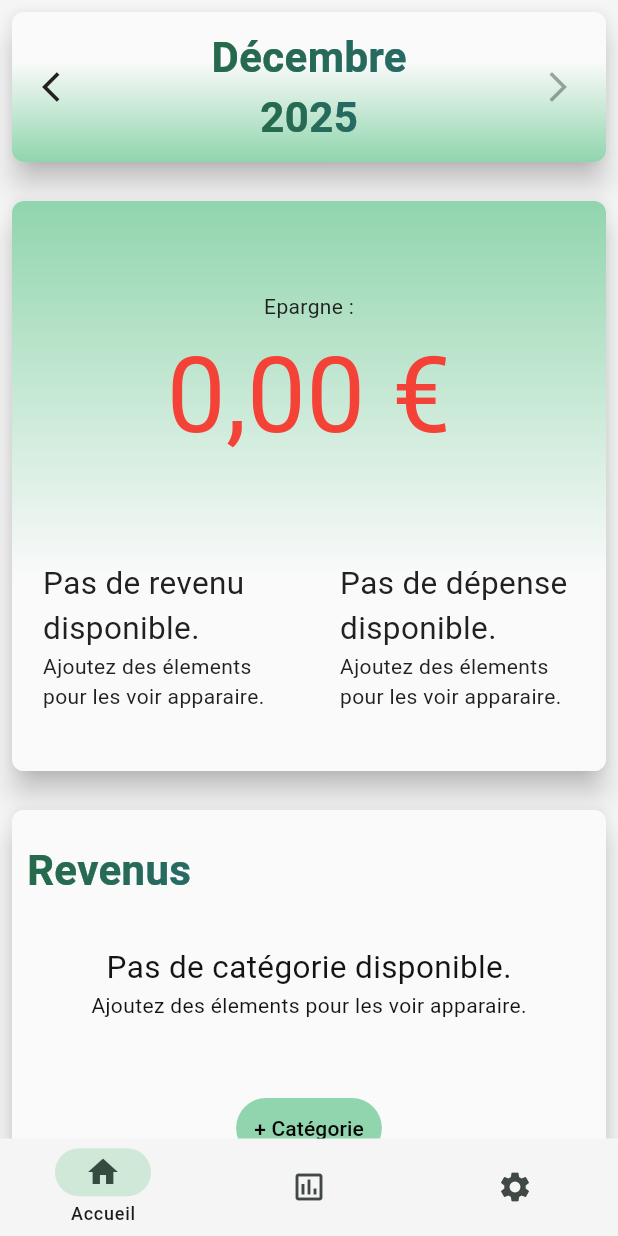
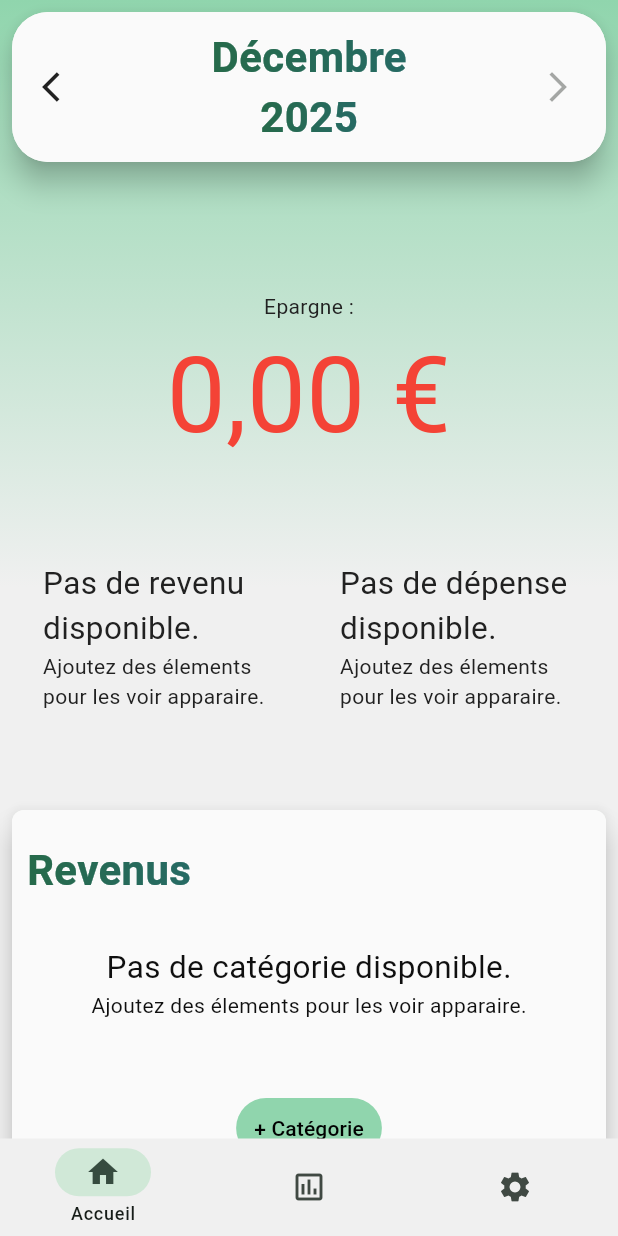
Before and after one commit to SylaneCpn/pense, a Flutter app: the screen it shows after launch, on a phone screen of 412 x 824 dp. Run offline on Flutter 3.47's test engine with Material 3 defaults, Android fonts, the phone set to English and light mode, and no system bars; drawn by our look-alikes of dynamic_color; our stand-ins replace fl_chart.

Commit message:
ui update

```diff
--- a/lib/logic/app_state.dart
+++ b/lib/logic/app_state.dart
@@ -143,9 +143,9 @@ class AppState extends ChangeNotifier {
 
   Color lightBackgroundColor() {
     if (useSystemBrightness) {
-      return isSystemDark() ? Colors.grey[900]! : Colors.grey[100]!;
+      return isSystemDark() ? Color.fromRGBO(25, 25, 25, 1.0) : Color.fromRGBO(240, 240, 240, 1.0);
     } else {
-      return isDark ? Colors.grey[900]! : Colors.grey[100]!;
+      return isDark ? Color.fromRGBO(25, 25, 25, 1.0) : Color.fromRGBO(240, 240, 240, 1.0);
     }
   }
 
@@ -159,17 +159,17 @@ class AppState extends ChangeNotifier {
 
   Color lessContrastBackgroundColor() {
     if (useSystemBrightness) {
-      return isSystemDark() ? Color.fromRGBO(20, 20, 20, 1.0) : Colors.grey[50]!;
+      return isSystemDark() ? Color.fromRGBO(15, 15, 15, 1.0) : Colors.grey[50]!;
     } else {
-      return isDark ? Color.fromRGBO(20, 20, 20, 1.0) : Colors.grey[50]!;
+      return isDark ? Color.fromRGBO(15, 15, 15, 1.0) : Colors.grey[50]!;
     }
   }
 
   Color onLessContrastBackgroundColor() {
     if (useSystemBrightness) {
-      return isSystemDark() ?  Colors.grey[50]! : Color.fromRGBO(20, 20, 20, 1.0) ;
+      return isSystemDark() ?  Colors.grey[50]! : Color.fromRGBO(15, 15, 15, 1.0) ;
     } else {
-      return isDark ? Colors.grey[50]! : Color.fromRGBO(20, 20, 20, 1.0);
+      return isDark ? Colors.grey[50]! : Color.fromRGBO(15, 15, 15, 1.0);
     }
   }
 
--- a/lib/ui/body.dart
+++ b/lib/ui/body.dart
@@ -50,6 +50,6 @@ class _BodyState extends State<Body> with WidgetsBindingObserver {
             )
             : ProcessingPlaceholder();
 
-    return SafeArea(child: Scaffold(body: body));
+    return SafeArea(child: body);
   }
 }
--- a/lib/ui/data_page/retrospect.dart
+++ b/lib/ui/data_page/retrospect.dart
@@ -125,11 +125,9 @@ class RetrospectLoaded extends StatelessWidget {
             ),
             borderRadius: BorderRadius.circular(24.0),
             child: Padding(
-              padding: const EdgeInsets.only(
-                left: vPadding,
-                right: vPadding,
-                top: hPadding,
-                bottom: hPadding,
+              padding: const EdgeInsets.symmetric(
+                vertical: vPadding,
+                horizontal: hPadding,
               ),
               child: DateRangeSelector(
                 dateRange: dateRange,
--- a/lib/ui/main_page/categories_widget.dart
+++ b/lib/ui/main_page/categories_widget.dart
@@ -325,7 +325,7 @@ class CategoryWidget extends StatelessWidget {
           child: Padding(
             padding: const EdgeInsets.all(8.0),
             child: ElevatedContainer(
-              decoration: BoxDecoration(color: appState.lightBackgroundColor(),),
+              decoration: BoxDecoration(color: appState.backgroundColor(),),
               borderRadius: BorderRadius.circular(8.0),
               child: Accordion(
                 header: header,
--- a/lib/ui/main_page/date_banner.dart
+++ b/lib/ui/main_page/date_banner.dart
@@ -33,17 +33,8 @@ class DateBanner extends StatelessWidget {
       child: ElevatedContainer(
         decoration: BoxDecoration(
           color: appState.lessContrastBackgroundColor(),
-          gradient: LinearGradient(
-            colors: [
-              appState.lessContrastBackgroundColor(),
-              appState.inversePrimary(context),
-            ],
-            begin: Alignment.topCenter,
-            end: Alignment.bottomCenter,
-            stops: [0.33,1.0]
-          ),
         ),
-        borderRadius: BorderRadius.circular(8.0),
+        borderRadius: BorderRadius.circular(24.0),
         child: SizedBox(
           height: height,
           child: Row(
--- a/lib/ui/main_page/main_page.dart
+++ b/lib/ui/main_page/main_page.dart
@@ -1,26 +1,53 @@
 import 'package:flutter/material.dart';
+import 'package:pense/logic/app_state.dart';
 import 'package:pense/logic/category_type.dart';
 import 'package:pense/logic/month.dart';
 import 'package:pense/ui/main_page/categories_widget.dart';
 import 'package:pense/ui/main_page/date_banner.dart';
 import 'package:pense/ui/main_page/sum_banner.dart';
+import 'package:provider/provider.dart';
 
 class MainPage extends StatelessWidget {
-  const MainPage({super.key , required this.month , required this.year , this.toPrevMonth , this.toNextMonth , this.setDateCallBack});
+  const MainPage({
+    super.key,
+    required this.month,
+    required this.year,
+    this.toPrevMonth,
+    this.toNextMonth,
+    this.setDateCallBack,
+  });
 
   final Month month;
   final int year;
   final void Function()? toNextMonth;
   final void Function()? toPrevMonth;
-  final void Function(Month , int)? setDateCallBack;
+  final void Function(Month, int)? setDateCallBack;
 
   @override
   Widget build(BuildContext context) {
+    final appState = context.watch<AppState>();
     return LayoutBuilder(
       builder: (context, constraints) {
         return SingleChildScrollView(
           child: Column(
             spacing: 10.0,
+            children: [
+              //Make first elements share a gradient
+              Container(
+                decoration: BoxDecoration(
+                  gradient: LinearGradient(
+                    colors: [
+                      appState.inversePrimary(context),
+                      appState.lightBackgroundColor(),
+                    ],
+                    begin: AlignmentGeometry.topCenter,
+                    end: AlignmentGeometry.bottomCenter,
+                    stops: [0.0, 0.75],
+                  ),
+                ),
+                child: Column(
+                  spacing: 10.0,
+
                   children: [
                     DateBanner(
                       height: 100.0,
@@ -35,11 +62,13 @@ class MainPage extends StatelessWidget {
                       year: year,
                       width: constraints.maxWidth,
                     ),
+                  ],
+                ),
+              ),
 
               // SizedBox(
               //   height: 40,
               // ),
-
               CategoriesWidget(
                 label: "Revenus",
                 categoryType: CategoryType.income,
@@ -50,7 +79,6 @@ class MainPage extends StatelessWidget {
               // SizedBox(
               //   height: 40,
               // ),
-
               CategoriesWidget(
                 label: "Dépenses",
                 categoryType: CategoryType.expense,
--- a/lib/ui/main_page/sources_widget.dart
+++ b/lib/ui/main_page/sources_widget.dart
@@ -112,7 +112,7 @@ class SourceItem extends StatelessWidget {
       padding: const EdgeInsets.only(top: 2.0, bottom: 2.0),
       decoration: BoxDecoration(
         border: BoxBorder.fromLTRB(
-          bottom: BorderSide(color: appState.lessContrastBackgroundColor()),
+          bottom: BorderSide(color: appState.lightBackgroundColor()),
         ),
       ),
       child: Row(
--- a/lib/ui/main_page/sum_banner.dart
+++ b/lib/ui/main_page/sum_banner.dart
@@ -41,7 +41,6 @@ class SumBanner extends StatelessWidget {
 
   @override
   Widget build(BuildContext context) {
-    final appState = context.read<AppState>();
     final record = context.watch<Record>();
     final currentElement = record.where(month, year);
 
@@ -49,10 +48,6 @@ class SumBanner extends StatelessWidget {
 
     return Padding(
       padding: const EdgeInsets.all(8.0),
-      child: ElevatedContainer(
-        elevation: 8.0,
-        borderRadius: BorderRadius.circular(bRadius),
-          decoration: containerDecoration(context, appState),
       child: Column(
         children: [
           Epargne(sum: sum, height: 120),
@@ -93,7 +88,6 @@ class SumBanner extends StatelessWidget {
             ],
           ),
         ],
-          ),
       ),
     );
   }
```
Lines whose indentation alone changed are shown as unchanged.
